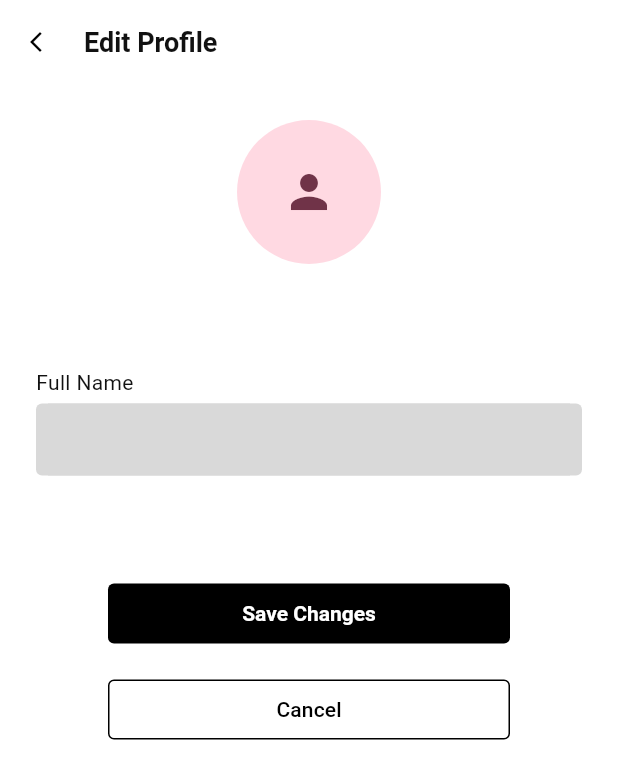
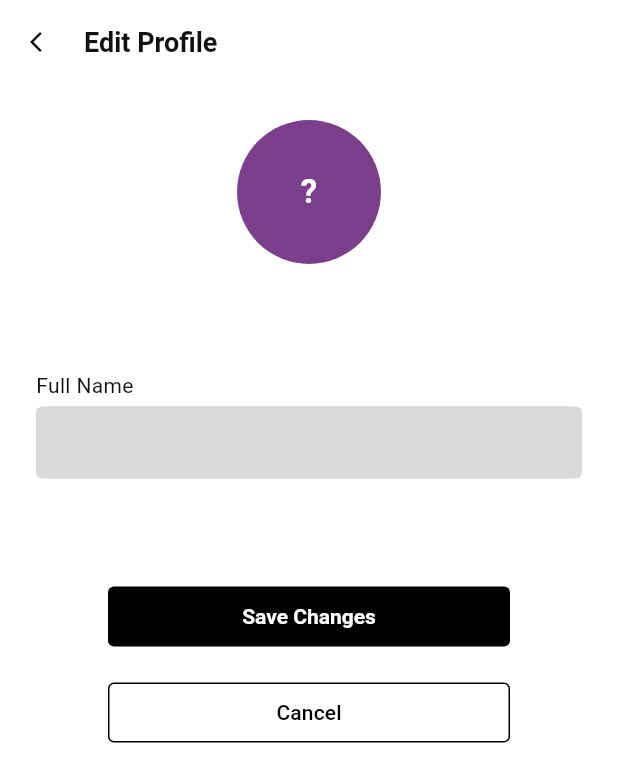
Before and after one commit to Gill554/PRJ566_Team04_NAA, a Flutter app: the EditProfileScreen screen opened by its route, on a phone screen of 412 x 824 dp. Shown: the top 782 px of the screen. Run offline on Flutter 3.47's test engine with Material 3 defaults, Android fonts, the phone set to English and light mode, and no system bars; our stand-ins replace firebase_ai, firebase_auth, firebase_core, image_picker, sqflite; accounts and stored records are empty; Roboto replaces fonts that are missing (Arial).

Commit message:
feat: replace profile icon with reusable initial avatar

```diff
--- a/prj_smart_style/lib/app/theme/app_text_styles.dart
+++ b/prj_smart_style/lib/app/theme/app_text_styles.dart
@@ -2,6 +2,12 @@ import 'package:flutter/material.dart';
 import 'app_colors.dart';
 
 class AppTextStyles {
+  static const TextStyle avatarName = TextStyle(
+    fontSize: 22,
+    fontWeight: FontWeight.w700,
+    color: AppColors.primaryText,
+  );
+
   static const TextStyle title = TextStyle(
     fontSize: 20,
     fontWeight: FontWeight.w700,
--- a/prj_smart_style/lib/features/home/presentation/screens/home_screen.dart
+++ b/prj_smart_style/lib/features/home/presentation/screens/home_screen.dart
@@ -1,5 +1,6 @@
 import 'package:flutter/material.dart';
 import 'package:provider/provider.dart';
+import 'package:prj_smart_style/shared/widgets/user_initial_avatar.dart';
 import 'package:prj_smart_style/app/theme/app_colors.dart';
 import 'package:prj_smart_style/app/theme/app_icons.dart';
 import 'package:prj_smart_style/app/theme/app_radius.dart';
@@ -74,7 +75,10 @@ class _UserProfile extends StatelessWidget {
       },
       child: Row(
         children: [
-          const CircleAvatar(radius: AppRadius.lg, child: Icon(Icons.person)),
+          UserInitialAvatar(
+            fullName: authController.currentUser?.fullName ?? "Unknown User",
+            radius: AppRadius.lg,
+          ),
           const SizedBox(width: AppSpacing.sm),
           Text(
             "Hello, ${authController.currentUser?.fullName ?? "Unknown User"}!",
--- a/prj_smart_style/lib/features/profile/presentation/screens/edit_profile_screen.dart
+++ b/prj_smart_style/lib/features/profile/presentation/screens/edit_profile_screen.dart
@@ -10,6 +10,7 @@ import 'package:prj_smart_style/shared/widgets/app_back_app_bar.dart';
 import 'package:prj_smart_style/shared/widgets/app_confirmation_dialog.dart';
 import 'package:prj_smart_style/shared/widgets/primary_button.dart';
 import 'package:prj_smart_style/shared/widgets/secondary_button.dart';
+import 'package:prj_smart_style/shared/widgets/user_initial_avatar.dart';
 import 'package:provider/provider.dart';
 
 class EditProfileScreen extends StatefulWidget {
@@ -175,18 +176,22 @@ class _EditProfileScreenState extends State<EditProfileScreen> {
 
 class _EditProfileHeader extends StatelessWidget {
   final String fullName;
+
   const _EditProfileHeader({required this.fullName});
 
   @override
   Widget build(BuildContext context) {
     return Column(
       children: [
-        const CircleAvatar(
-          radius: AppRadius.xxl,
-          child: Icon(Icons.person, size: AppIcons.xl),
+        UserInitialAvatar(fullName: fullName, radius: AppRadius.xxl),
+
+        const SizedBox(height: AppSpacing.md),
+
+        Text(
+          fullName,
+          style: AppTextStyles.avatarName,
+          textAlign: TextAlign.center,
         ),
-        const SizedBox(height: AppSpacing.md),
-        Text(fullName, style: AppTextStyles.title),
       ],
     );
   }
--- /dev/null
+++ b/prj_smart_style/lib/shared/widgets/user_initial_avatar.dart
@@ -0,0 +1,36 @@
+import 'package:flutter/material.dart';
+import 'package:prj_smart_style/app/theme/app_colors.dart';
+import 'package:prj_smart_style/app/theme/app_text_styles.dart';
+
+class UserInitialAvatar extends StatelessWidget {
+  final String fullName;
+  final double radius;
+
+  const UserInitialAvatar({
+    super.key,
+    required this.fullName,
+    this.radius = 28,
+  });
+
+  String get _initial {
+    final trimmedName = fullName.trim();
+
+    if (trimmedName.isEmpty) {
+      return "?";
+    }
+
+    return trimmedName[0].toUpperCase();
+  }
+
+  @override
+  Widget build(BuildContext context) {
+    return CircleAvatar(
+      radius: radius,
+      backgroundColor: AppColors.gradientTop,
+      child: Text(
+        _initial,
+        style: AppTextStyles.avatarName.copyWith(color: AppColors.lightText),
+      ),
+    );
+  }
+}
```
Also changed, not shown: prj_smart_style/lib/features/profile/presentation/screens/profile_screen.dart (+23 -11 lines).
